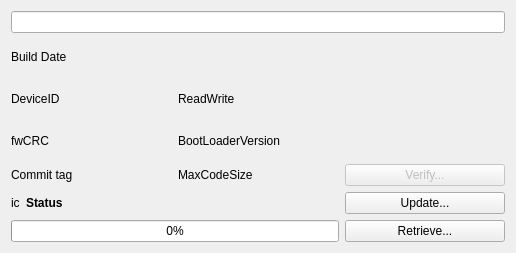
This is ground/openpilotgcs/src/plugins/uploader/devicewidget.ui in openpilot/OpenPilot as Qt 5 draws it before an edit. The edited form follows.
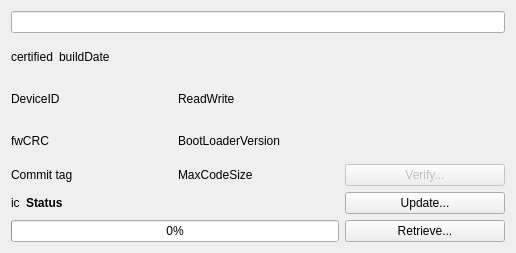
This is the edited form.

Commit message: Support for packaged firmware files (opfw) in the uploader gadget.

What changed in the file:
```diff
--- a/ground/openpilotgcs/src/plugins/uploader/devicewidget.ui
+++ b/ground/openpilotgcs/src/plugins/uploader/devicewidget.ui
@@ -137,13 +137,6 @@
        </item>
       </layout>
      </item>
-     <item row="3" column="0" colspan="2">
-      <widget class="QLabel" name="buildDate">
-       <property name="text">
-        <string>Build Date</string>
-       </property>
-      </widget>
-     </item>
      <item row="6" column="0">
       <widget class="QLabel" name="commitTag">
        <property name="text">
@@ -151,6 +144,30 @@
        </property>
       </widget>
      </item>
+     <item row="3" column="0" colspan="2">
+      <layout class="QHBoxLayout" name="horizontalLayout_2">
+       <item>
+        <widget class="QLabel" name="certifiedFW">
+         <property name="text">
+          <string>certified</string>
+         </property>
+        </widget>
+       </item>
+       <item>
+        <widget class="QLabel" name="buildDate">
+         <property name="sizePolicy">
+          <sizepolicy hsizetype="MinimumExpanding" vsizetype="Preferred">
+           <horstretch>0</horstretch>
+           <verstretch>0</verstretch>
+          </sizepolicy>
+         </property>
+         <property name="text">
+          <string>buildDate</string>
+         </property>
+        </widget>
+       </item>
+      </layout>
+     </item>
     </layout>
    </item>
   </layout>
```
The commit also changes 1 other file.
